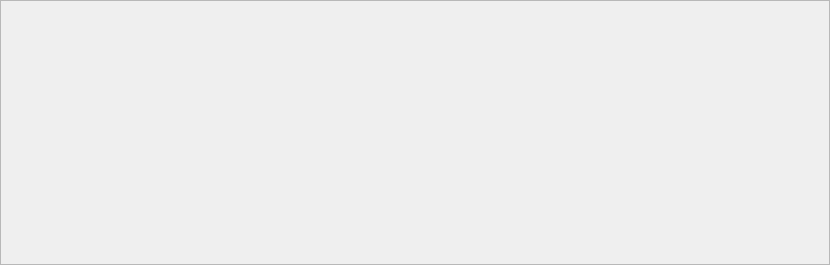
Before: the Qt Designer form ui/remix.ui in StarixWoS/ReMix, drawn with Qt 5.
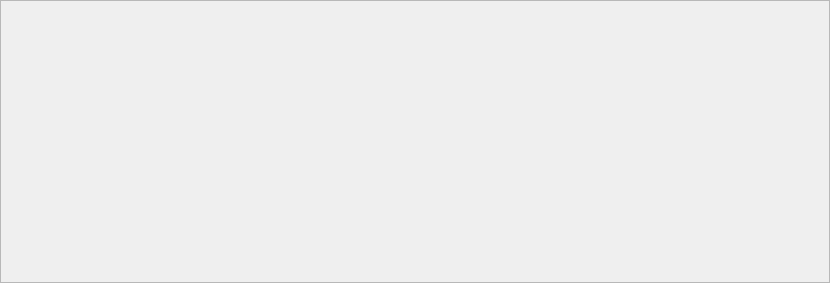
After: the same form once the commit is applied.

The edit to the form file:
```diff
--- a/ui/remix.ui
+++ b/ui/remix.ui
@@ -7,13 +7,13 @@
     <x>0</x>
     <y>0</y>
     <width>830</width>
-    <height>265</height>
+    <height>283</height>
    </rect>
   </property>
   <property name="minimumSize">
    <size>
     <width>830</width>
-    <height>243</height>
+    <height>263</height>
    </size>
   </property>
   <property name="windowTitle">
```
